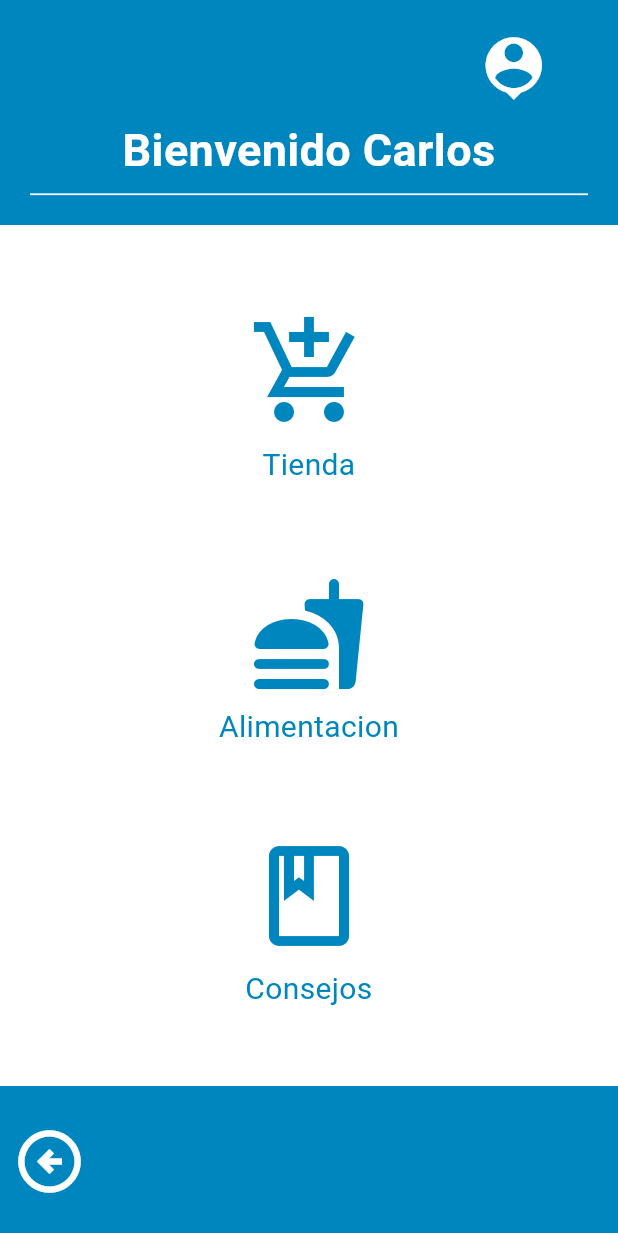
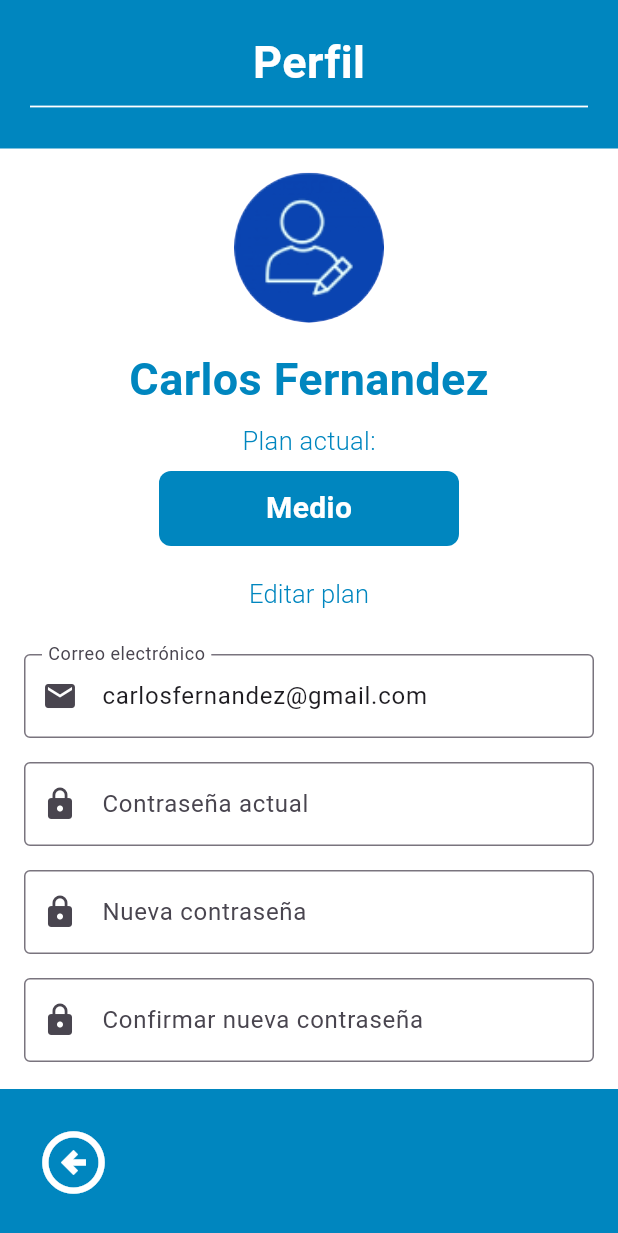
Before and after one commit to TechTeam-FastGym/FastGym-Mobile, a Flutter app: the menu screen opened directly, after a tap on the "location history" icon, on a phone screen of 412 x 824 dp. Shown: the top 1233 px of the screen. Run offline on Flutter 3.47's test engine with Material 3 defaults, Android fonts, the phone set to English and light mode, and no system bars; our stand-ins replace shared_preferences; accounts and stored records are empty.

Commit message:
feat(profile): added profileScreen with shared preferences.

```diff
--- /dev/null
+++ b/lib/persistence/preferences/shared_preferences.dart
@@ -0,0 +1,15 @@
+import 'package:shared_preferences/shared_preferences.dart';
+
+class SharedPreferencesHelper {
+  static const String keyUserPlan = 'userPlan';
+
+  static Future<void> saveUserPlan(String plan) async {
+    final prefs = await SharedPreferences.getInstance();
+    await prefs.setString(keyUserPlan, plan);
+  }
+
+  static Future<String?> getUserPlan() async {
+    final prefs = await SharedPreferences.getInstance();
+    return prefs.getString(keyUserPlan);
+  }
+}
--- a/lib/ui/sceens/Home/menuScreen.dart
+++ b/lib/ui/sceens/Home/menuScreen.dart
@@ -1,6 +1,7 @@
 import 'package:fastgym_mobile/ui/sceens/Feeding/Alimentacion.dart';
 import 'package:fastgym_mobile/ui/sceens/Home/VistaConsejo1.dart';
 import 'package:fastgym_mobile/ui/sceens/Home/VistaTienda.dart';
+import 'package:fastgym_mobile/ui/sceens/profile/profileScreen.dart';
 import 'package:flutter/material.dart';
 
 class menu extends StatefulWidget {
@@ -43,11 +44,18 @@ class _menuState extends State<menu> {
 
                             IconButton(
                               onPressed: () {
+                                Navigator.push(
+                                  context,
+                                  MaterialPageRoute(
+                                    builder: (context) => ProfileScreen(),
+                                  ),
+                                );
                               },
                               icon: Icon(
                                 Icons.person_pin,
                                 size: 50,
                                 color: Colors.white,
+
                               ),
                             ),
                           ],
--- /dev/null
+++ b/lib/ui/sceens/profile/profileScreen.dart
@@ -0,0 +1,271 @@
+// lib/ui/screens/profile/profile_screen.dart
+import 'package:flutter/material.dart';
+import '../../../persistence/preferences/shared_preferences.dart';
+
+class ProfileScreen extends StatefulWidget {
+  const ProfileScreen({super.key});
+
+  @override
+  State<ProfileScreen> createState() => _ProfileScreenState();
+}
+
+class _ProfileScreenState extends State<ProfileScreen> {
+  final TextEditingController emailController = TextEditingController(text: 'carlosfernandez@gmail.com');
+  final TextEditingController oldPasswordController = TextEditingController();
+  final TextEditingController newPasswordController = TextEditingController();
+  final TextEditingController confirmPasswordController = TextEditingController();
+  String currentPlan = 'Medio';
+
+  @override
+  void initState() {
+    super.initState();
+    _loadPlan();
+  }
+
+  void _loadPlan() async {
+    String? plan = await SharedPreferencesHelper.getUserPlan();
+    setState(() {
+      currentPlan = plan ?? 'Medio';
+    });
+  }
+
+  void _savePlan(String plan) async {
+    await SharedPreferencesHelper.saveUserPlan(plan);
+    setState(() {
+      currentPlan = plan;
+    });
+  }
+
+  void _showPlanDialog() {
+    showDialog(
+      context: context,
+      builder: (BuildContext context) {
+        return AlertDialog(
+          title: Text('Selecciona tu plan'),
+          content: Column(
+            mainAxisSize: MainAxisSize.min,
+            children: <Widget>[
+              ListTile(
+                title: Text('Delgado'),
+                onTap: () {
+                  _savePlan('Delgado');
+                  Navigator.of(context).pop();
+                },
+              ),
+              ListTile(
+                title: Text('Medio'),
+                onTap: () {
+                  _savePlan('Medio');
+                  Navigator.of(context).pop();
+                },
+              ),
+              ListTile(
+                title: Text('Grueso'),
+                onTap: () {
+                  _savePlan('Grueso');
+                  Navigator.of(context).pop();
+                },
+              ),
+            ],
+          ),
+        );
+      },
+    );
+  }
+
+  bool _validatePassword(String password) {
+    final regex = RegExp(r'^(?=.*[a-z])(?=.*[A-Z])(?=.*\d)(?=.*[@$!%*?&])[A-Za-z\d@$!%*?&]{8,}$');
+    return regex.hasMatch(password);
+  }
+
+  void _changePassword() {
+    if (newPasswordController.text != confirmPasswordController.text) {
+      ScaffoldMessenger.of(context).showSnackBar(SnackBar(content: Text('Las contraseñas no coinciden')));
+      return;
+    }
+
+    if (!_validatePassword(newPasswordController.text)) {
+      ScaffoldMessenger.of(context).showSnackBar(SnackBar(content: Text('La nueva contraseña no cumple con los requisitos')));
+      return;
+    }
+
+    // Lógica para cambiar la contraseña, por ejemplo, llamando a una API
+
+    ScaffoldMessenger.of(context).showSnackBar(SnackBar(content: Text('Contraseña cambiada exitosamente')));
+  }
+
+  @override
+  Widget build(BuildContext context) {
+    return Scaffold(
+      backgroundColor: Colors.white,
+      body: SafeArea(
+        child: Column(
+          children: [
+            _buildHeader(),
+            Expanded(child: _buildProfileInfo(context)),
+            _buildFooter(context),
+          ],
+        ),
+      ),
+    );
+  }
+
+  Widget _buildHeader() {
+    return Container(
+      color: Color(0xFF0086BF),
+      width: double.infinity,
+      padding: const EdgeInsets.all(20.0),
+      child: Column(
+        children: [
+          Text(
+            'Perfil',
+            style: TextStyle(
+              color: Colors.white,
+              fontSize: 30,
+              fontWeight: FontWeight.bold,
+            ),
+          ),
+          Divider(
+            color: Colors.white,
+            thickness: 1.2,
+          ),
+        ],
+      ),
+    );
+  }
+
+  Widget _buildProfileInfo(BuildContext context) {
+    return SingleChildScrollView(
+      child: Padding(
+        padding: const EdgeInsets.all(16.0),
+        child: Column(
+          children: [
+            CircleAvatar(
+              backgroundImage: AssetImage('assets/image/profile-edit.png'),
+              radius: 50,
+            ),
+            SizedBox(height: 16),
+            Text(
+              'Carlos Fernandez',
+              style: TextStyle(
+                color: Color(0xFF0086BF),
+                fontSize: 30,
+                fontWeight: FontWeight.bold,
+              ),
+            ),
+            SizedBox(height: 8),
+            Text(
+              'Plan actual:',
+              style: TextStyle(
+                color: Color(0xFF0086BF),
+                fontSize: 17,
+                fontWeight: FontWeight.w300,
+              ),
+            ),
+            SizedBox(height: 8),
+            Container(
+              width: 200,
+              height: 50,
+              decoration: BoxDecoration(
+                color: Color(0xFF0086BF),
+                borderRadius: BorderRadius.circular(8),
+              ),
+              child: Center(
+                child: Text(
+                  currentPlan,
+                  style: TextStyle(
+                    color: Colors.white,
+                    fontSize: 20,
+                    fontWeight: FontWeight.bold,
+                  ),
+                ),
+              ),
+            ),
+            SizedBox(height: 8),
+            TextButton(
+              onPressed: _showPlanDialog,
+              child: Text(
+                'Editar plan',
+                style: TextStyle(
+                  color: Color(0xFF0086BF),
+                  fontSize: 17,
+                  fontWeight: FontWeight.w300,
+                ),
+              ),
+            ),
+            SizedBox(height: 16),
+            TextField(
+              controller: emailController,
+              decoration: InputDecoration(
+                labelText: 'Correo electrónico',
+                prefixIcon: Icon(Icons.email),
+                border: OutlineInputBorder(),
+              ),
+            ),
+            SizedBox(height: 16),
+            TextField(
+              controller: oldPasswordController,
+              decoration: InputDecoration(
+                labelText: 'Contraseña actual',
+                prefixIcon: Icon(Icons.lock),
+                border: OutlineInputBorder(),
+              ),
+              obscureText: true,
+            ),
+            SizedBox(height: 16),
+            TextField(
+              controller: newPasswordController,
+              decoration: InputDecoration(
+                labelText: 'Nueva contraseña',
+                prefixIcon: Icon(Icons.lock),
+                border: OutlineInputBorder(),
+              ),
+              obscureText: true,
+            ),
+            SizedBox(height: 16),
+            TextField(
+              controller: confirmPasswordController,
+              decoration: InputDecoration(
+                labelText: 'Confirmar nueva contraseña',
+                prefixIcon: Icon(Icons.lock),
+                border: OutlineInputBorder(),
+              ),
+              obscureText: true,
+            ),
+            SizedBox(height: 16),
+            ElevatedButton(
+              onPressed: _changePassword,
+              child: Text('Cambiar contraseña'),
+              style: ElevatedButton.styleFrom(
+                backgroundColor: Color(0xFF0086BF),
+                foregroundColor: Colors.white,
+              ),
+            ),
+          ],
+        ),
+      ),
+    );
+  }
+
+  Widget _buildFooter(BuildContext context) {
+    return Container(
+      width: double.infinity,
+      color: Color(0xFF0086BF),
+      padding: const EdgeInsets.all(16.0),
+      child: Row(
+        children: [
+          IconButton(
+            onPressed: () {
+              Navigator.pop(context);
+            },
+            icon: Icon(
+              Icons.arrow_circle_left_outlined,
+              size: 50,
+              color: Colors.white,
+            ),
+          ),
+        ],
+      ),
+    );
+  }
+}
--- a/pubspec.yaml
+++ b/pubspec.yaml
@@ -15,6 +15,7 @@ dependencies:
 
 
   cupertino_icons: ^1.0.6
+  shared_preferences: ^2.2.3
   # para firebase (login) | cuando no se pone nada, trae las ultimas versiones
 
 
@@ -69,6 +70,9 @@ flutter:
      # welcome
      - ./assets/image/fastgym-logo.png
 
+    # profile
+     - ./assets/image/profile-edit.png
+
 
 
   # An image asset can refer to one or more resolution-specific "variants", see
```
Also changed, not shown: lib/ui/widgets/profileWidget/CustomButton.dart (added, +36 -0 lines), lib/ui/widgets/profileWidget/ScreenHeader.dart (added, +26 -0 lines), lib/ui/widgets/profileWidget/UploadImage.dart (added, +102 -0 lines), assets/image/profile-edit.png (added), pubspec.lock.
